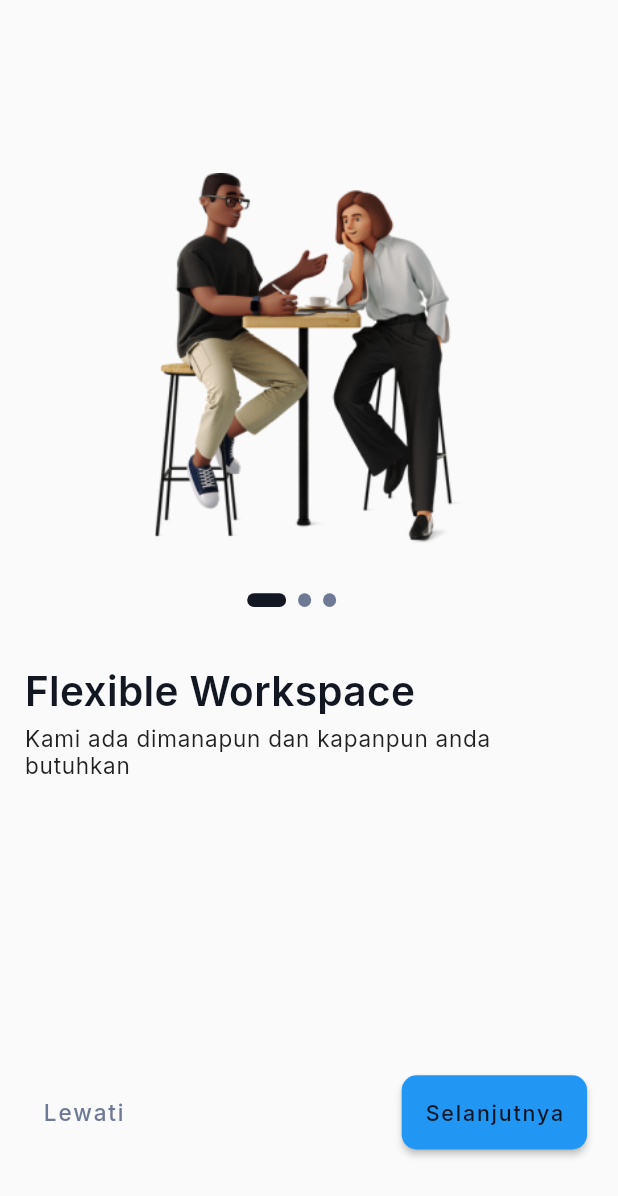
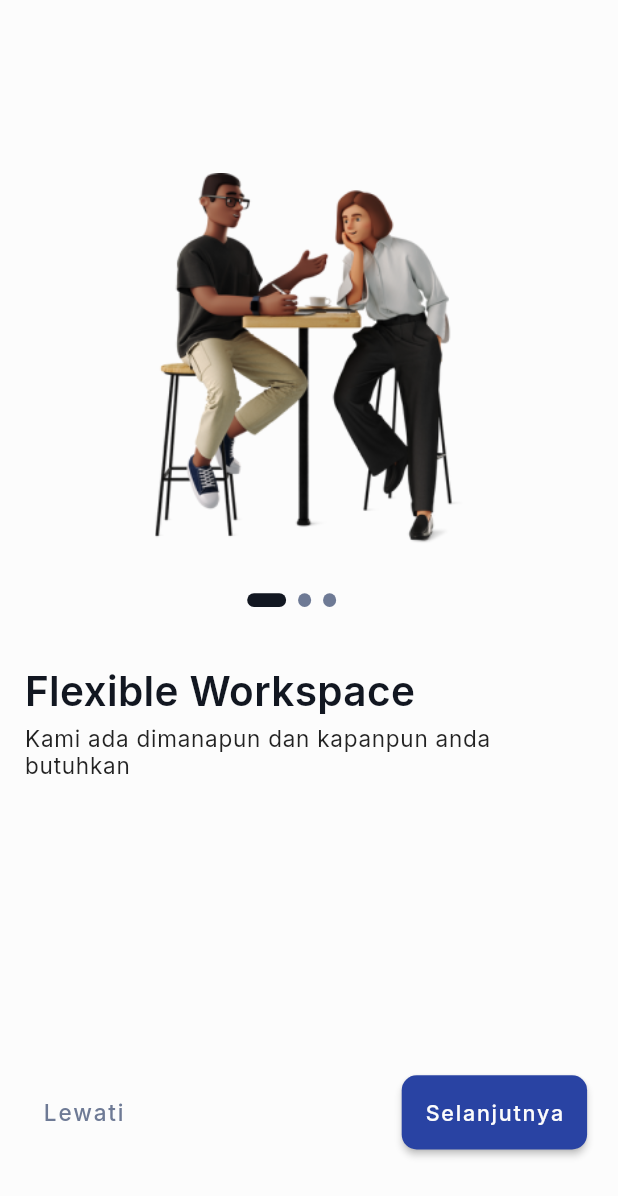
Before and after one commit to Kelompok3-Office-Booking/flutter, a Flutter app: the screen it shows after launch, on a phone screen of 412 x 824 dp. Shown: the top 1196 px of the screen. Run offline on Flutter 3.47's test engine with Material 2 defaults, Android fonts, the phone set to English and light mode, and no system bars; drawn by our look-alikes of auto_size_text, smooth_page_indicator; our stand-ins replace animated_splash_screen, flutter_svg, google_fonts, page_transition.

Commit message:
menu screen

```diff
--- a/betterspace/lib/main.dart
+++ b/betterspace/lib/main.dart
@@ -1,9 +1,10 @@
 import 'package:betterspace/src/screen/landing/splash_screen1.dart';
 import 'package:betterspace/src/utils/text_theme.dart';
+import 'package:betterspace/src/view_model/menu_view_model.dart';
+import 'package:betterspace/src/view_model/navigasi_view_model.dart';
 import 'package:flutter/material.dart';
 import 'package:flutter/services.dart';
-
-import 'src/screen/landing/on_boarding_screen/on_boarding_view.dart';
+import 'package:provider/provider.dart';
 
 void main() {
   runApp(const BetterSpaceApp());
@@ -15,11 +16,18 @@
 
   @override
   Widget build(BuildContext context) {
-    return MaterialApp(
-      home: const SplashScreenOne(),
-      debugShowCheckedModeBanner: false,
-      theme: ThemeData(
-        textTheme: myTextTheme,
+    return MultiProvider(
+      providers: [
+        ChangeNotifierProvider(create: (_) => NavigasiViewModel()),
+        ChangeNotifierProvider(create: (_) => MenuViewModel()),
+
+      ],
+      child: MaterialApp(
+        home: const SplashScreenOne(),
+        debugShowCheckedModeBanner: false,
+        theme: ThemeData(
+          textTheme: myTextTheme,
+        ),
       ),
     );
   }
--- a/betterspace/lib/src/screen/menu/account/account_screen.dart
+++ b/betterspace/lib/src/screen/menu/account/account_screen.dart
@@ -5,8 +5,10 @@
 
   @override
   Widget build(BuildContext context) {
-    return const Center(
-      child: Text('Account Screen'),
+    return const Scaffold(
+      body: Center(
+        child: Text('Account Screen'),
+      ),
     );
   }
 }
--- a/betterspace/lib/src/screen/menu/home/home_screen.dart
+++ b/betterspace/lib/src/screen/menu/home/home_screen.dart
@@ -5,8 +5,10 @@
 
   @override
   Widget build(BuildContext context) {
-    return const Center(
-      child: Text('Home Screen'),
+    return const Scaffold(
+      body: Center(
+        child: Text('Home Screen'),
+      ),
     );
   }
 }
--- a/betterspace/lib/src/screen/menu/tersimpan/tersimpan_screen.dart
+++ b/betterspace/lib/src/screen/menu/tersimpan/tersimpan_screen.dart
@@ -5,8 +5,10 @@
 
   @override
   Widget build(BuildContext context) {
-    return const Center(
-      child: Text('Tersimpan Screen'),
+    return const Scaffold(
+      body: Center(
+        child: Text('Tersimpan Screen'),
+      ),
     );
   }
 }
--- a/betterspace/lib/src/utils/colors.dart
+++ b/betterspace/lib/src/utils/colors.dart
@@ -1,7 +1,12 @@
 import 'package:betterspace/src/utils/hex_color_convert.dart';
+import 'package:flutter/material.dart';
 
 class MyColor {
   static HexColor redColor = HexColor('FF5C3C');
   static HexColor darkColor = HexColor('121721');
+  static HexColor dark700Color = HexColor('3A3E46');
   static HexColor grayLightColor = HexColor('6E7A95');
+  static HexColor whiteColor = HexColor('FCFCFC');
+  static HexColor darkBlueColor = HexColor('2943A3');
+  static Color transparanColor = Colors.transparent;
 }
--- a/betterspace/lib/src/view_model/menu_view_model.dart
+++ b/betterspace/lib/src/view_model/menu_view_model.dart
@@ -1,41 +1,42 @@
-// import 'package:flutter/cupertino.dart';
-// import 'package:pekaku_app/src/screens/menu/account/account_page.dart';
-// import 'package:pekaku_app/src/screens/menu/create_post/create_post_page.dart';
-// import 'package:pekaku_app/src/screens/menu/history/history_page.dart';
-// import 'package:pekaku_app/src/screens/menu/home/home_page.dart';
-// import 'package:pekaku_app/src/widgets/dialog/exit_dialog.dart';
-//
-//
-// class MenuViewModel with ChangeNotifier {
-//   int _currentPage = 0;
-//
-//   int get currentPage => _currentPage;
-//
-//   final List<Widget> _pages = [
-//     const HomePage(),
-//     const CreatePostPage(),
-//     const HistoryPage(),
-//     const AccountPage(),
-//   ];
-//
-//   get pages => _pages[_currentPage];
-//
-//   set onTappeed(int index) {
-//     _currentPage = index;
-//     notifyListeners();
-//   }
-//
-//   Future<bool> onWillPop(BuildContext context) async {
-//     if (_currentPage > 0) {
-//       _currentPage = 0;
-//       return Future(() => false);
-//     } else {
-//       bool exit = await showExitDialog(context) ?? false;
-//       if (exit) {
-//         exit = true;
-//         notifyListeners();
-//       }
-//       return Future(() => exit);
-//     }
-//   }
-// }
+import 'package:betterspace/src/screen/menu/account/account_screen.dart';
+import 'package:betterspace/src/screen/menu/home/home_screen.dart';
+import 'package:betterspace/src/screen/menu/tersimpan/tersimpan_screen.dart';
+import 'package:betterspace/src/screen/menu/transaksi/transaksi_screen.dart';
+import 'package:betterspace/src/widget/dialog/exit_dialog.dart';
+import 'package:flutter/cupertino.dart';
+
+
+class MenuViewModel with ChangeNotifier {
+  int _currentPage = 0;
+
+  int get currentPage => _currentPage;
+
+  final List<Widget> _pages = [
+    const HomeScreen(),
+    const TransaksiScreen(),
+    const TersimpanScreen(),
+    const AccountScreen(),
+  ];
+
+  get pages => _pages[_currentPage];
+
+  set onTappeed(int index) {
+    _currentPage = index;
+    notifyListeners();
+  }
+
+  Future<bool> onWillPop(BuildContext context) async {
+    if (_currentPage < 0) {
+      _currentPage = 0;
+      notifyListeners();
+      return Future(() => false);
+    } else {
+      bool exit = await showExitDialog(context) ?? false;
+      if (exit) {
+        exit = true;
+        notifyListeners();
+      }
+      return Future(() => exit);
+    }
+  }
+}
```
Also changed, not shown: betterspace/lib/src/screen/landing/auth_screen/login_screen.dart (+10 -4 lines), betterspace/lib/src/screen/menu_screen.dart (+81 -85 lines), betterspace/lib/src/widget/dialog/exit_dialog.dart (added, +42 -0 lines).
